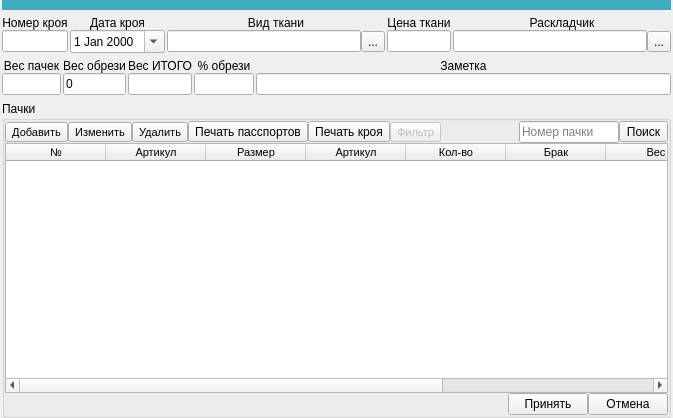
This is ui/cut_brows.ui in Meller008/CRM-Avi as Qt 5 draws it before an edit. The edited form follows.
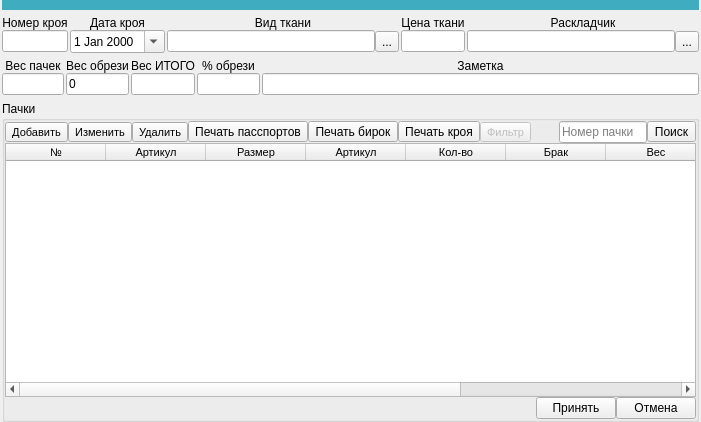
This is the edited form.

Commit message: работа - Сделана печать сразу нескольких бирок!

Patch:
```diff
--- a/ui/cut_brows.ui
+++ b/ui/cut_brows.ui
@@ -6,8 +6,8 @@
    <rect>
     <x>0</x>
     <y>0</y>
-    <width>673</width>
-    <height>418</height>
+    <width>701</width>
+    <height>422</height>
    </rect>
   </property>
   <property name="windowTitle">
@@ -282,6 +282,13 @@
           </property>
          </widget>
         </item>
+        <item>
+         <widget class="QToolButton" name="toolButton_7">
+          <property name="text">
+           <string>Печать бирок</string>
+          </property>
+         </widget>
+        </item>
         <item>
          <widget class="QToolButton" name="toolButton_6">
           <property name="text">
```
Left out of the diff: 39 changed lines with no effect on the pictures. The commit also changes 3 other files.
